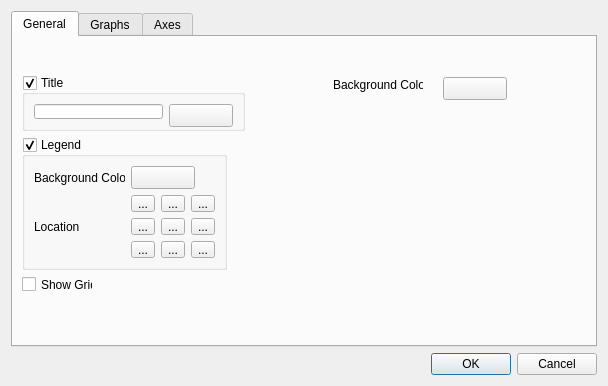
Before: the Qt Designer form desktop/charts/customisechartdialog.ui in davidrg/zxweather, drawn with Qt 5.
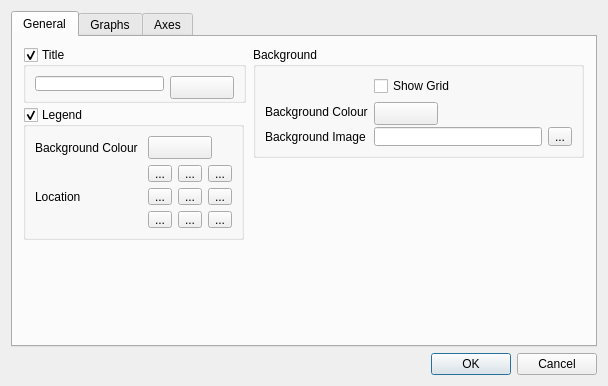
After: the same form once the commit is applied. Custom widgets are drawn as their Qt base class.

Commit message: Support for changing the background and title colours in charts

What changed in the file:
```diff
--- a/desktop/charts/customisechartdialog.ui
+++ b/desktop/charts/customisechartdialog.ui
@@ -23,49 +23,11 @@
       <attribute name="title">
        <string>General</string>
       </attribute>
-      <widget class="QtColorButton" name="clrBackground">
+      <widget class="QGroupBox" name="gbTitle">
        <property name="geometry">
         <rect>
-         <x>430</x>
-         <y>40</y>
-         <width>64</width>
-         <height>23</height>
-        </rect>
-       </property>
-       <property name="minimumSize">
-        <size>
-         <width>64</width>
-         <height>23</height>
-        </size>
-       </property>
-       <property name="maximumSize">
-        <size>
-         <width>64</width>
-         <height>23</height>
-        </size>
-       </property>
-       <property name="text">
-        <string/>
-       </property>
-      </widget>
-      <widget class="QLabel" name="label_5">
-       <property name="geometry">
-        <rect>
-         <x>320</x>
-         <y>40</y>
-         <width>90</width>
-         <height>16</height>
-        </rect>
-       </property>
-       <property name="text">
-        <string>Background Colour</string>
-       </property>
-      </widget>
-      <widget class="QGroupBox" name="groupBox_2">
-       <property name="geometry">
-        <rect>
-         <x>9</x>
-         <y>38</y>
+         <x>10</x>
+         <y>10</y>
          <width>223</width>
          <height>56</height>
         </rect>
@@ -107,9 +69,9 @@
       <widget class="QGroupBox" name="groupBox_3">
        <property name="geometry">
         <rect>
-         <x>9</x>
-         <y>100</y>
-         <width>205</width>
+         <x>10</x>
+         <y>70</y>
+         <width>221</width>
          <height>133</height>
         </rect>
        </property>
@@ -225,18 +187,70 @@
         </item>
        </layout>
       </widget>
-      <widget class="QCheckBox" name="checkBox">
+      <widget class="QGroupBox" name="groupBox">
        <property name="geometry">
         <rect>
-         <x>9</x>
-         <y>239</y>
-         <width>71</width>
-         <height>17</height>
+         <x>240</x>
+         <y>10</y>
+         <width>331</width>
+         <height>111</height>
         </rect>
        </property>
-       <property name="text">
-        <string>Show Grid</string>
+       <property name="title">
+        <string>Background</string>
        </property>
+       <layout class="QGridLayout" name="gridLayout">
+        <item row="1" column="0">
+         <widget class="QLabel" name="label_5">
+          <property name="text">
+           <string>Background Colour</string>
+          </property>
+         </widget>
+        </item>
+        <item row="1" column="1">
+         <widget class="QtColorButton" name="clrBackground">
+          <property name="minimumSize">
+           <size>
+            <width>64</width>
+            <height>23</height>
+           </size>
+          </property>
+          <property name="maximumSize">
+           <size>
+            <width>64</width>
+            <height>23</height>
+           </size>
+          </property>
+          <property name="text">
+           <string/>
+          </property>
+         </widget>
+        </item>
+        <item row="2" column="0">
+         <widget class="QLabel" name="label_9">
+          <property name="text">
+           <string>Background Image</string>
+          </property>
+         </widget>
+        </item>
+        <item row="2" column="1">
+         <widget class="QLineEdit" name="leImageFile"/>
+        </item>
+        <item row="2" column="2">
+         <widget class="QToolButton" name="tbBrowseForImage">
+          <property name="text">
+           <string>...</string>
+          </property>
+         </widget>
+        </item>
+        <item row="0" column="1">
+         <widget class="QCheckBox" name="cbShowGrid">
+          <property name="text">
+           <string>Show Grid</string>
+          </property>
+         </widget>
+        </item>
+       </layout>
       </widget>
      </widget>
      <widget class="QWidget" name="tab_2">
```
Left out of the diff: 42 changed lines with no effect on the pictures. The commit also changes 9 other files.
